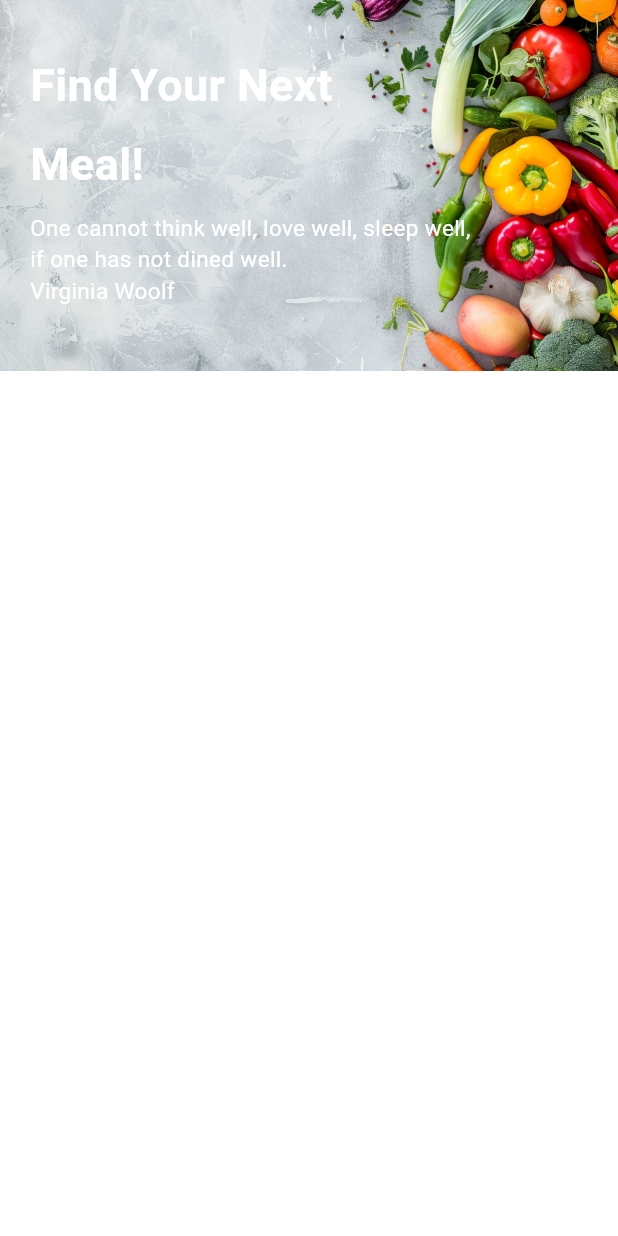
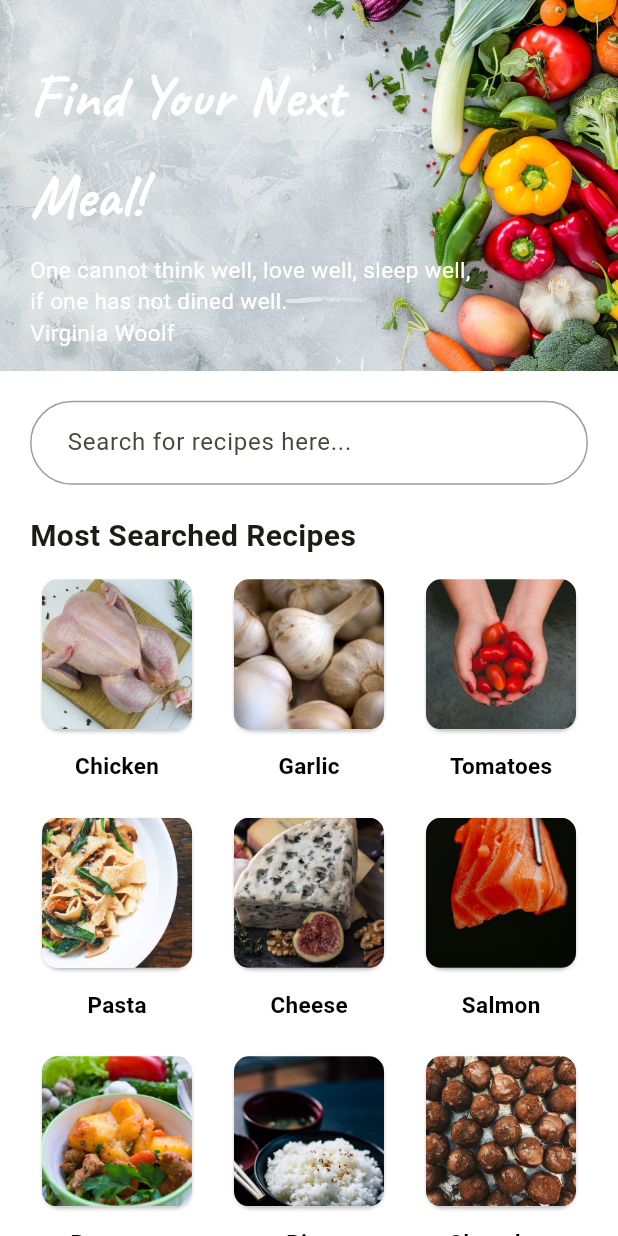
Before and after one commit to tamilnambi/recipe_rover, a Flutter app: the screen it shows after launch, on a phone screen of 412 x 824 dp. Run offline on Flutter 3.47's test engine with Material 3 defaults, Android fonts, the phone set to English and light mode, and no system bars; our stand-ins replace google_fonts, webview_flutter.

Commit message:
new ui - home page

```diff
--- a/lib/pages/home_page.dart
+++ b/lib/pages/home_page.dart
@@ -1,5 +1,7 @@
 import 'package:flutter/material.dart';
 import 'package:google_fonts/google_fonts.dart';
+import 'package:recipe_rover/widgets/image_card.dart';
+import 'package:recipe_rover/widgets/search_field.dart';
 
 class MyHomePage extends StatelessWidget {
   const MyHomePage({super.key});
@@ -12,7 +14,8 @@ class MyHomePage extends StatelessWidget {
           child: Container(
         width: size.width,
         color: Colors.white,
-        child:  Column(
+        child: SingleChildScrollView(
+          child: Column(
             children: [
               Stack(
                 children: [
@@ -28,34 +31,102 @@ class MyHomePage extends StatelessWidget {
                     child: Column(
                       crossAxisAlignment: CrossAxisAlignment.start,
                       children: [
-                      Text('Find Your Next',
+                        Text(
+                          'Find Your Next',
+                          style: GoogleFonts.caveat(
+                              fontSize: 40.0,
+                              fontWeight: FontWeight.bold,
+                              color: Colors.white),
+                        ),
+                        const SizedBox(
+                          height: 10.0,
+                        ),
+                        Text(
+                          'Meal!',
+                          style: GoogleFonts.caveat(
+                              fontSize: 40.0,
+                              fontWeight: FontWeight.bold,
+                              color: Colors.white),
+                        ),
+                        const SizedBox(
+                          height: 10.0,
+                        ),
+                        Text(
+                          'One cannot think well, love well, sleep well, \nif one has not dined well.\nVirginia Woolf',
                           style: GoogleFonts.roboto(
-                              fontSize: 30.0,
-                              fontWeight: FontWeight.bold,
-                              color: Colors.white
-                          ),
-                      ),
-                      const SizedBox(height: 10.0,),
-                      Text('Meal!',
-                          style: GoogleFonts.roboto(
-                              fontSize: 30.0,
-                              fontWeight: FontWeight.bold,
-                              color: Colors.white
-                          ),
-                      ),
-                      const SizedBox(height: 10.0,),
-                      Text('One cannot think well, love well, sleep well, \nif one has not dined well.\nVirginia Woolf',
-                          style: GoogleFonts.roboto(
-                              fontSize: 15.0,
-                              color: Colors.white
-                          ),
+                              fontSize: 15.0, color: Colors.white),
                         ),
                       ],
                     ),
                   ),
                 ],
               ),
+              const SizedBox(
+                height: 20.0,
+              ),
+              const Padding(
+                  padding: EdgeInsets.symmetric(horizontal: 20.0),
+                  child: SearchField()),
+              const SizedBox(
+                height: 20.0,
+              ),
+               Padding(
+                padding: const EdgeInsets.only(left: 20.0),
+                child: Align(
+                  alignment: Alignment.centerLeft,
+                  child: Text(
+                    'Most Searched Recipes',
+                    style: GoogleFonts.roboto(
+                        fontSize: 20.0, fontWeight: FontWeight.bold),
+                  ),
+                ),
+              ),
+              const Padding(padding: EdgeInsets.all(10.0),
+                child: Wrap(
+                  spacing: 20.0,
+                  runSpacing: 20.0,
+                  children:[
+                    ImageCard(
+                      imageUrl: 'assets/chicken.jpg',
+                      title: 'Chicken',
+                    ),
+                    ImageCard(
+                      imageUrl: 'assets/garlic.jpg',
+                      title: 'Garlic',
+                    ),
+                    ImageCard(
+                      imageUrl: 'assets/tomatoes.jpg',
+                      title: 'Tomatoes',
+                    ),
+                    ImageCard(
+                      imageUrl: 'assets/pasta.jpg',
+                      title: 'Pasta',
+                    ),
+                    ImageCard(
+                      imageUrl: 'assets/cheese.jpg',
+                      title: 'Cheese',
+                    ),
+                    ImageCard(
+                      imageUrl: 'assets/salmon.jpg',
+                      title: 'Salmon',
+                    ),
+                    ImageCard(
+                      imageUrl: 'assets/potatoes.jpg',
+                      title: 'Potatoes',
+                    ),
+                    ImageCard(
+                      imageUrl: 'assets/rice.jpg',
+                      title: 'Rice',
+                    ),
+                    ImageCard(
+                      imageUrl: 'assets/chocolate.jpg',
+                      title: 'Chocolate',
+                    ),
+                  ]
+                ),
+              ),
             ],
+          ),
         ),
       )),
     );
--- /dev/null
+++ b/lib/widgets/image_card.dart
@@ -0,0 +1,89 @@
+import 'package:flutter/material.dart';
+import 'package:google_fonts/google_fonts.dart';
+
+class ImageCard extends StatefulWidget {
+  final String imageUrl;
+  final String title;
+  const ImageCard({super.key, required this.imageUrl, required this.title});
+
+  @override
+  _ImageCardState createState() => _ImageCardState();
+}
+
+class _ImageCardState extends State<ImageCard> with SingleTickerProviderStateMixin {
+  late AnimationController _controller;
+  late Animation<double> _animation;
+
+  @override
+  void initState() {
+    super.initState();
+    _controller = AnimationController(
+      duration: const Duration(milliseconds: 100),
+      vsync: this,
+    );
+    _animation = Tween<double>(begin: 1.0, end: 0.95).animate(_controller);
+  }
+
+  @override
+  void dispose() {
+    _controller.dispose();
+    super.dispose();
+  }
+
+  void _onTapDown(TapDownDetails details) {
+    _controller.forward();
+  }
+
+  void _onTapUp(TapUpDetails details) {
+    _controller.reverse();
+  }
+
+  void _onTapCancel() {
+    _controller.reverse();
+  }
+
+  @override
+  Widget build(BuildContext context) {
+    return GestureDetector(
+      onTap: () {
+        // Perform your tap action here
+      },
+      onTapDown: _onTapDown,
+      onTapUp: _onTapUp,
+      onTapCancel: _onTapCancel,
+      child: AnimatedBuilder(
+        animation: _animation,
+        builder: (context, child) {
+          return Transform.scale(
+            scale: _animation.value,
+            child: Column(
+              children: [
+                Card(
+                  color: Colors.white,
+                  child: ClipRRect(
+                    borderRadius: BorderRadius.circular(10.0), // Adjust the value as needed
+                    child: Image.asset(
+                      widget.imageUrl,
+                      height: 100,
+                      width: 100,
+                      fit: BoxFit.cover,
+                    ),
+                  ),
+                ),
+                const SizedBox(height: 10.0),
+                Text(
+                  widget.title,
+                  style: GoogleFonts.roboto(
+                    fontSize: 15.0,
+                    color: Colors.black,
+                    fontWeight: FontWeight.bold,
+                  ),
+                ),
+              ],
+            ),
+          );
+        },
+      ),
+    );
+  }
+}
--- /dev/null
+++ b/lib/widgets/search_field.dart
@@ -0,0 +1,41 @@
+import 'package:flutter/material.dart';
+
+class SearchField extends StatelessWidget {
+  const SearchField({super.key});
+
+  @override
+  Widget build(BuildContext context) {
+    return TextField(
+      decoration: InputDecoration(
+        hintText: '  Search for recipes here...',
+        border: OutlineInputBorder(
+          borderRadius: BorderRadius.circular(30.0),
+          borderSide: const BorderSide(
+            color: Colors.grey,
+          ),
+        ),
+        enabledBorder: OutlineInputBorder(
+          borderRadius: BorderRadius.circular(30.0),
+          borderSide: const BorderSide(
+            color: Colors.grey,
+          ),
+        ),
+        focusedBorder: OutlineInputBorder(
+          borderRadius: BorderRadius.circular(30.0),
+          borderSide: const BorderSide(
+            color: Colors.black,
+          ),
+        ),
+      ),
+      onSubmitted: (String value) {
+        // Your function to handle the text submission
+        handleTextSubmission(value);
+      },
+    );
+  }
+
+  void handleTextSubmission(String value) {
+    // Implement your function here
+    print('Text submitted: $value');
+  }
+}
```
Also changed, not shown: assets/cheese.jpg (added), assets/chicken.jpg (added), assets/chocolate.jpg (added), assets/garlic.jpg (added), assets/pasta.jpg (added), assets/potatoes.jpg (added), assets/rice.jpg (added), assets/salmon.jpg (added), assets/tomatoes.jpg (added), 10 other files. Lines whose indentation alone changed are shown as unchanged.
